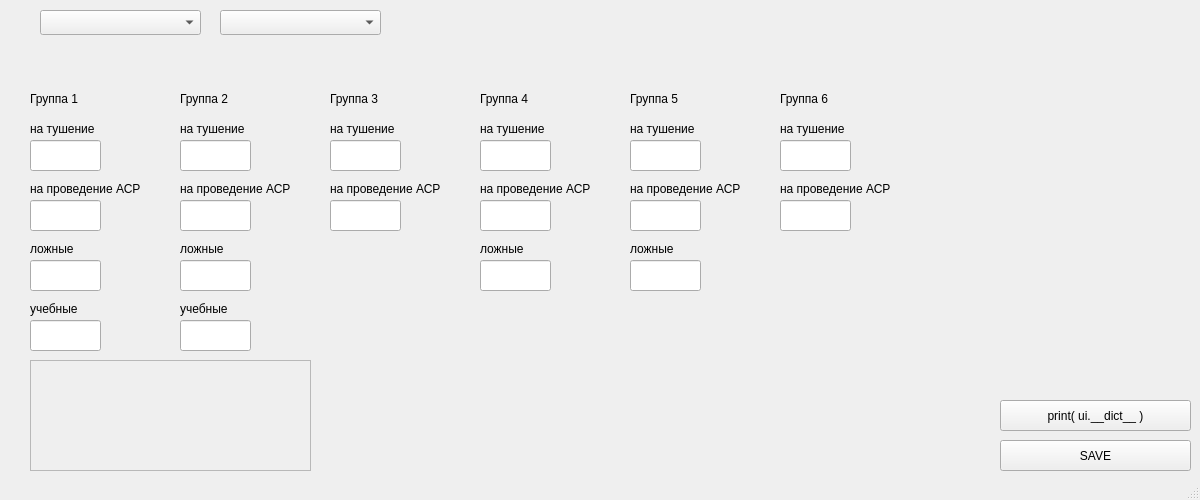
Old version of the form ui_windows/base_main.ui in the repository akaKAIN/Fire_reporting.
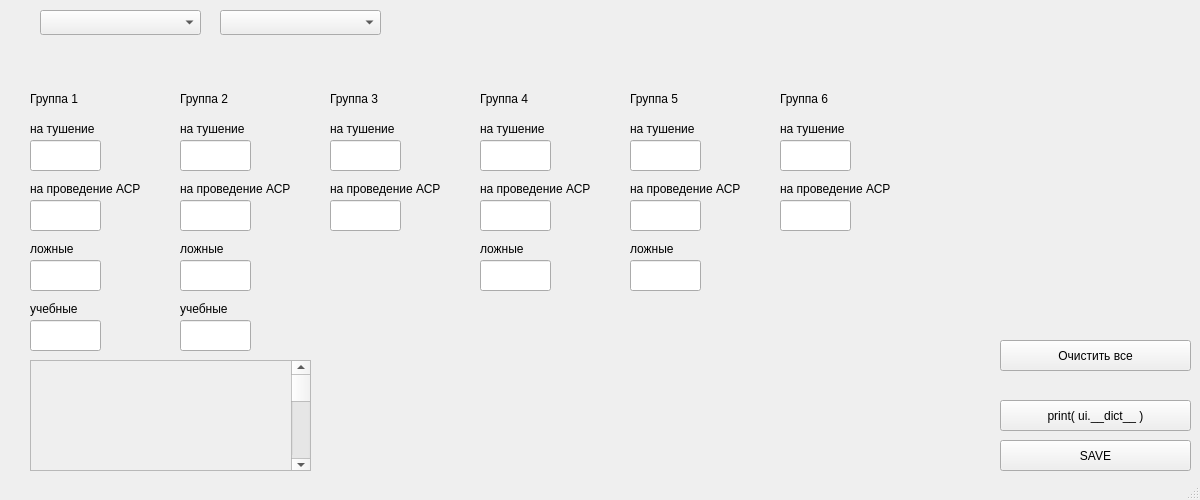
New version of the form.

Commit message: Добавлена кнопка очистки полей в форму, добавлен 'скрол' в поле формы

```diff
--- a/ui_windows/base_main.ui
+++ b/ui_windows/base_main.ui
@@ -399,6 +399,19 @@
        <height>109</height>
       </rect>
      </property>
+     <widget class="QScrollBar" name="verticalScrollBar">
+      <property name="geometry">
+       <rect>
+        <x>260</x>
+        <y>0</y>
+        <width>20</width>
+        <height>111</height>
+       </rect>
+      </property>
+      <property name="orientation">
+       <enum>Qt::Vertical</enum>
+      </property>
+     </widget>
     </widget>
    </widget>
    <widget class="QComboBox" name="box_area_1">
@@ -604,6 +617,19 @@
      <string/>
     </property>
    </widget>
+   <widget class="QPushButton" name="pushButton_3">
+    <property name="geometry">
+     <rect>
+      <x>1000</x>
+      <y>340</y>
+      <width>191</width>
+      <height>31</height>
+     </rect>
+    </property>
+    <property name="text">
+     <string>Очистить все</string>
+    </property>
+   </widget>
   </widget>
   <widget class="QStatusBar" name="statusbar"/>
  </widget>
```
The commit also changes 2 other files.
